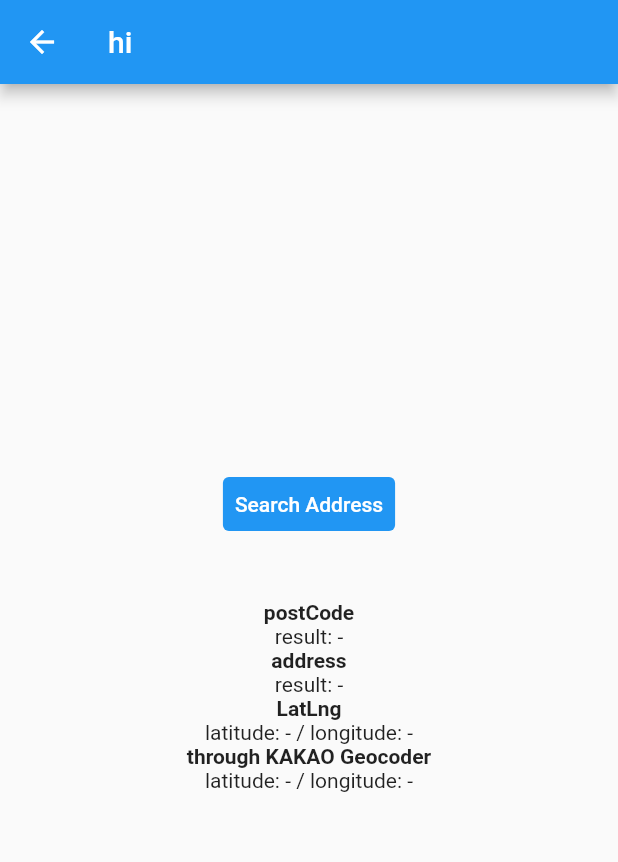
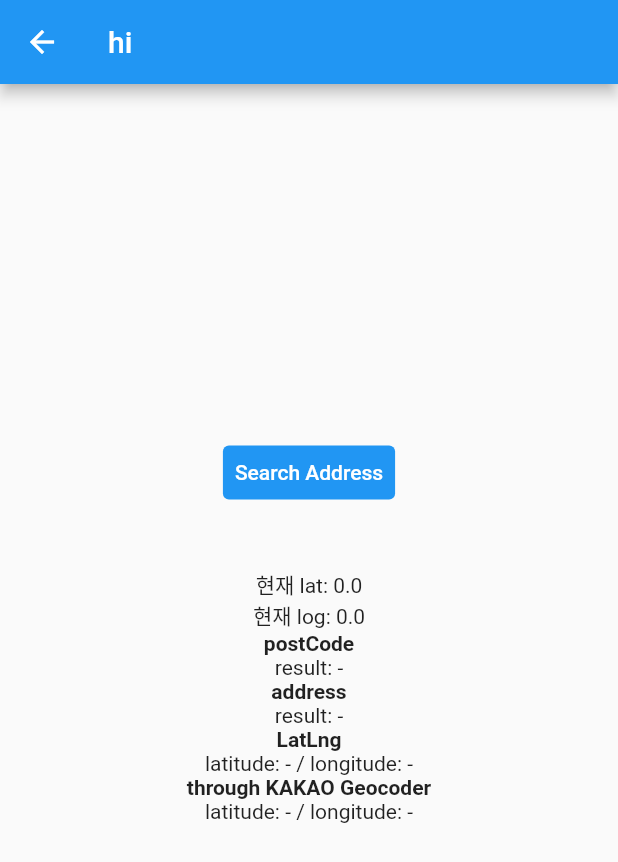
Before and after one commit to KimGyeongMin-KR/alarm_project, a Flutter app: the screen it shows after launch, after a tap on the "add" icon, on a phone screen of 412 x 824 dp. Shown: the top 862 px of the screen. Run offline on Flutter 3.47's test engine with Material 2 defaults, Android fonts, the phone set to English and light mode, and no system bars; our stand-ins replace geolocator, location; missing offline and left inert: kpostal.

Commit message:
[ Update ] google_maps_flutter

```diff
--- a/lib/alarm/form.dart
+++ b/lib/alarm/form.dart
@@ -1,7 +1,7 @@
 import 'package:alarm/header/header.dart';
 import 'package:flutter/material.dart';
 import 'package:kpostal/kpostal.dart';
-// import 'package:kopo/kopo.dart';
+import 'package:geolocator/geolocator.dart';
 
 class AlarmFormPage extends StatefulWidget {
   const AlarmFormPage({super.key, required this.title});
@@ -72,6 +72,52 @@ class _AppState extends State<App> {
   String kakaoLatitude = '-';
   String kakaoLongitude = '-';
 
+
+  double _latitude = 0.0;
+  double _longitude = 0.0;
+  final _aliasController = TextEditingController();
+  final _addressController = TextEditingController();
+  final _soundController = TextEditingController();
+
+  // 폼 키 초기화
+  final _formKey = GlobalKey<FormState>();
+
+  @override
+  void initState() {
+    super.initState();
+
+    // 위치 정보 가져오기
+    _getCurrentLocation();
+  }
+
+  // 위치 정보 가져오기
+  void _getCurrentLocation() async {
+    LocationPermission permission = await Geolocator.checkPermission();
+    print(permission);
+    if (permission == LocationPermission.denied) {
+      permission = await Geolocator.requestPermission();
+    }
+    if(permission != LocationPermission.whileInUse){
+      permission = await Geolocator.requestPermission();
+    }
+    if(permission != LocationPermission.always){
+      await Geolocator.openAppSettings();
+      print('hi');
+    }
+    try {
+      Position position = await Geolocator.getCurrentPosition(
+          desiredAccuracy: LocationAccuracy.high);
+
+      setState(() {
+        _latitude = position.latitude;
+        _longitude = position.longitude;
+      });
+    } catch (e) {
+      print(e);
+      print('나 오류');
+    }
+  }
+
   @override
   Widget build(BuildContext context) {
     return Scaffold(
@@ -119,6 +165,8 @@ class _AppState extends State<App> {
               padding: const EdgeInsets.all(40.0),
               child: Column(
                 children: [
+                  Text('현재 lat: $_latitude'),
+                  Text('현재 log: $_longitude'),
                   const Text('postCode',
                       style: TextStyle(fontWeight: FontWeight.bold)),
                   Text('result: $postCode'),
--- a/pubspec.yaml
+++ b/pubspec.yaml
@@ -49,6 +49,8 @@ dependencies:
   # 위치 정보 추적 패키지
   location: ^4.4.0
   kakao_flutter_sdk: ^1.4.2
+  google_maps_flutter: ^2.2.5
+  flutter_polyline_points: ^1.0.0
 
 dev_dependencies:
   flutter_test:
```
Also changed, not shown: pubspec.lock, 2 other files.
